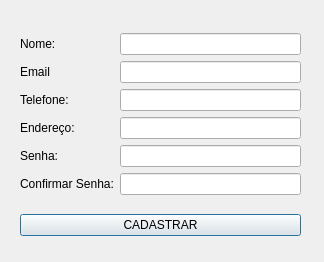
The window that Estoque/telacadastrocliente.ui (grochavieira/ControleDeEstoque) describes before a commit, drawn with Qt 5.
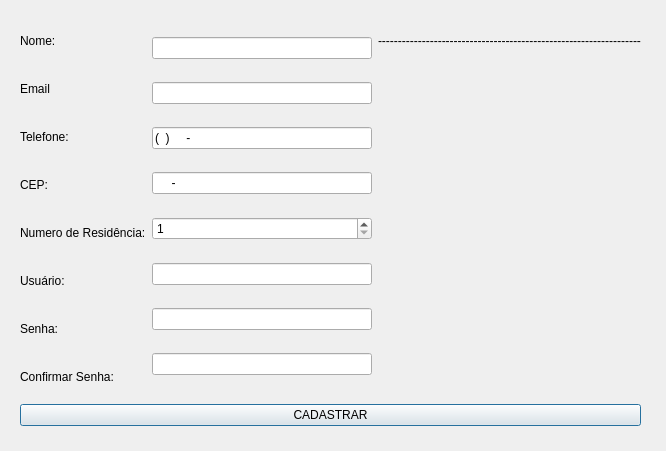
The same window after the commit.

Diff of the .ui file:
```diff
--- a/Estoque/telacadastrocliente.ui
+++ b/Estoque/telacadastrocliente.ui
@@ -6,20 +6,20 @@
    <rect>
     <x>0</x>
     <y>0</y>
-    <width>324</width>
-    <height>262</height>
+    <width>666</width>
+    <height>451</height>
    </rect>
   </property>
   <property name="windowTitle">
    <string>Dialog</string>
   </property>
-  <widget class="QWidget" name="">
+  <widget class="QWidget" name="layoutWidget">
    <property name="geometry">
     <rect>
      <x>20</x>
      <y>20</y>
-     <width>281</width>
-     <height>231</height>
+     <width>621</width>
+     <height>406</height>
     </rect>
    </property>
    <layout class="QVBoxLayout" name="verticalLayout_3">
@@ -51,7 +51,21 @@
         <item>
          <widget class="QLabel" name="label_2">
           <property name="text">
-           <string>Endereço:</string>
+           <string>CEP:</string>
+          </property>
+         </widget>
+        </item>
+        <item>
+         <widget class="QLabel" name="label_8">
+          <property name="text">
+           <string>Numero de Residência:</string>
+          </property>
+         </widget>
+        </item>
+        <item>
+         <widget class="QLabel" name="label_7">
+          <property name="text">
+           <string>Usuário:</string>
           </property>
          </widget>
         </item>
@@ -80,10 +94,41 @@
          <widget class="QLineEdit" name="txtEmailCliente"/>
         </item>
         <item>
-         <widget class="QLineEdit" name="txtTelefoneCliente"/>
+         <widget class="QLineEdit" name="txtTelefoneCliente">
+          <property name="inputMask">
+           <string>(00)00000-0000</string>
+          </property>
+         </widget>
         </item>
         <item>
-         <widget class="QLineEdit" name="txtEnderecoCliente"/>
+         <widget class="QLineEdit" name="txtCepCliente">
+          <property name="inputMask">
+           <string>00000-000</string>
+          </property>
+          <property name="maxLength">
+           <number>9</number>
+          </property>
+         </widget>
+        </item>
+        <item>
+         <widget class="QSpinBox" name="spnNumEnderecoCliente">
+          <property name="minimum">
+           <number>1</number>
+          </property>
+          <property name="maximum">
+           <number>9999</number>
+          </property>
+         </widget>
+        </item>
+        <item>
+         <widget class="QLineEdit" name="txtUsuarioCliente">
+          <property name="maxLength">
+           <number>20</number>
+          </property>
+          <property name="echoMode">
+           <enum>QLineEdit::Password</enum>
+          </property>
+         </widget>
         </item>
         <item>
          <widget class="QLineEdit" name="txtSenhaCliente">
@@ -101,6 +146,130 @@
         </item>
        </layout>
       </item>
+      <item>
+       <layout class="QVBoxLayout" name="verticalLayout_4">
+        <item>
+         <widget class="QLabel" name="lblNomeClienteErro">
+          <property name="font">
+           <font>
+            <family>Segoe UI</family>
+           </font>
+          </property>
+          <property name="styleSheet">
+           <string notr="true">color: &quot;red&quot;;</string>
+          </property>
+          <property name="text">
+           <string>------------------------------------------------------------------</string>
+          </property>
+         </widget>
+        </item>
+        <item>
+         <widget class="QLabel" name="lblEmailClienteErro">
+          <property name="font">
+           <font>
+            <family>Segoe UI</family>
+           </font>
+          </property>
+          <property name="styleSheet">
+           <string notr="true">color: &quot;red&quot;;</string>
+          </property>
+          <property name="text">
+           <string/>
+          </property>
+         </widget>
+        </item>
+        <item>
+         <widget class="QLabel" name="lblTelefoneClienteErro">
+          <property name="font">
+           <font>
+            <family>Segoe UI</family>
+           </font>
+          </property>
+          <property name="styleSheet">
+           <string notr="true">color: &quot;red&quot;;</string>
+          </property>
+          <property name="text">
+           <string/>
+          </property>
+         </widget>
+        </item>
+        <item>
+         <widget class="QLabel" name="lblCepClienteErro">
+          <property name="font">
+           <font>
+            <family>Segoe UI</family>
+           </font>
+          </property>
+          <property name="styleSheet">
+           <string notr="true">color: &quot;red&quot;;</string>
+          </property>
+          <property name="text">
+           <string/>
+          </property>
+         </widget>
+        </item>
+        <item>
+         <widget class="QLabel" name="lblNumEnderecoClienteErro">
+          <property name="font">
+           <font>
+            <family>Segoe UI</family>
+           </font>
+          </property>
+          <property name="styleSheet">
+           <string notr="true">color: &quot;red&quot;;</string>
+          </property>
+          <property name="text">
+           <string/>
+          </property>
+         </widget>
+        </item>
+        <item>
+         <widget class="QLabel" name="lblUsuarioClienteErro">
+          <property name="font">
+           <font>
+            <family>Segoe UI</family>
+           </font>
+          </property>
+          <property name="styleSheet">
+           <string notr="true">color: &quot;red&quot;;</string>
+          </property>
+          <property name="text">
+           <string/>
+          </property>
+         </widget>
+        </item>
+        <item>
+         <widget class="QLabel" name="lblSenhaClienteErro">
+          <property name="font">
+           <font>
+            <family>Segoe UI</family>
+           </font>
+          </property>
+          <property name="styleSheet">
+           <string notr="true">color: &quot;red&quot;;</string>
+          </property>
+          <property name="text">
+           <string/>
+          </property>
+         </widget>
+        </item>
+        <item>
+         <widget class="QLabel" name="lblConfirmarSenhaClienteErro">
+          <property name="font">
+           <font>
+            <family>Segoe UI</family>
+           </font>
+          </property>
+          <property name="styleSheet">
+           <string notr="true">color: &quot;red&quot;;</string>
+          </property>
+          <property name="text">
+           <string/>
+          </property>
+         </widget>
+        </item>
+       </layout>
+      </item>
      </layout>
     </item>
     <item>
```
Left out of the diff: 18 changed lines with no effect on the pictures.
